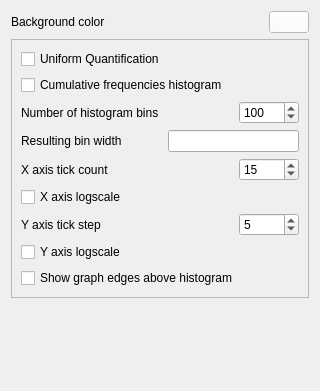
Old version of the form plugins/view/HistogramView/HistoOptionsWidget.ui in the repository jalamao/tulip-1.
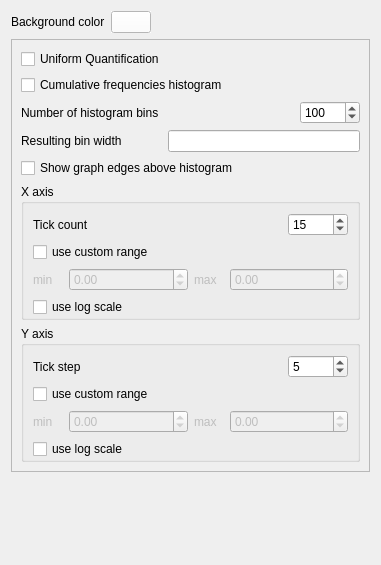
New version of the form.

Commit message: allow to specify custom range of values for X/Y axes (thanks to J. Vallet)

What changed in the file:
```diff
--- a/plugins/view/HistogramView/HistoOptionsWidget.ui
+++ b/plugins/view/HistogramView/HistoOptionsWidget.ui
@@ -6,8 +6,8 @@
    <rect>
     <x>0</x>
     <y>0</y>
-    <width>320</width>
-    <height>391</height>
+    <width>381</width>
+    <height>565</height>
    </rect>
   </property>
   <property name="windowTitle">
@@ -23,19 +23,6 @@
        </property>
       </widget>
      </item>
-     <item>
-      <spacer name="horizontalSpacer_4">
-       <property name="orientation">
-        <enum>Qt::Horizontal</enum>
-       </property>
-       <property name="sizeHint" stdset="0">
-        <size>
-         <width>40</width>
-         <height>20</height>
-        </size>
-       </property>
-      </spacer>
-     </item>
      <item>
       <widget class="QPushButton" name="backColorButton">
        <property name="palette">
@@ -137,6 +124,19 @@
        </property>
       </widget>
      </item>
+     <item>
+      <spacer name="horizontalSpacer_4">
+       <property name="orientation">
+        <enum>Qt::Horizontal</enum>
+       </property>
+       <property name="sizeHint" stdset="0">
+        <size>
+         <width>40</width>
+         <height>20</height>
+        </size>
+       </property>
+      </spacer>
+     </item>
     </layout>
    </item>
    <item>
@@ -242,11 +242,30 @@
        </layout>
       </item>
       <item>
+       <widget class="QCheckBox" name="showEdgesCB">
+        <property name="toolTip">
+         <string>displays the edges existing between each bin</string>
+        </property>
+        <property name="text">
+         <string>Show graph edges above histogram</string>
+        </property>
+       </widget>
+      </item>
+      <item>
+       <widget class="QGroupBox" name="xAxisGroupBox">
+        <property name="title">
+         <string>X axis</string>
+        </property>
+        <layout class="QVBoxLayout" name="verticalLayout_3">
+         <property name="bottomMargin">
+          <number>0</number>
+         </property>
+         <item>
        <layout class="QHBoxLayout" name="horizontalLayout_3">
         <item>
          <widget class="QLabel" name="label_2">
           <property name="text">
-           <string>X axis tick count</string>
+              <string>Tick count</string>
           </property>
          </widget>
         </item>
@@ -274,19 +293,103 @@
         </item>
        </layout>
       </item>
+         <item>
+          <widget class="QCheckBox" name="useXScaleCheckBox">
+           <property name="toolTip">
+            <string>indicates a specific range of values along the X axis</string>
+           </property>
+           <property name="text">
+            <string>use custom range</string>
+           </property>
+          </widget>
+         </item>
+         <item>
+          <layout class="QHBoxLayout" name="horizontalLayout_9">
+           <item>
+            <widget class="QLabel" name="useXMinLabel">
+             <property name="enabled">
+              <bool>false</bool>
+             </property>
+             <property name="maximumSize">
+              <size>
+               <width>30</width>
+               <height>16777215</height>
+              </size>
+             </property>
+             <property name="text">
+              <string>min</string>
+             </property>
+            </widget>
+           </item>
+           <item>
+            <widget class="QDoubleSpinBox" name="useXMinSpinBox">
+             <property name="enabled">
+              <bool>false</bool>
+             </property>
+             <property name="minimum">
+              <double>-99990000.000000000000000</double>
+             </property>
+             <property name="maximum">
+              <double>99990000.000000000000000</double>
+             </property>
+            </widget>
+           </item>
+           <item>
+            <widget class="QLabel" name="useXMaxLabel">
+             <property name="enabled">
+              <bool>false</bool>
+             </property>
+             <property name="maximumSize">
+              <size>
+               <width>30</width>
+               <height>16777215</height>
+              </size>
+             </property>
+             <property name="text">
+              <string>max</string>
+             </property>
+            </widget>
+           </item>
+           <item>
+            <widget class="QDoubleSpinBox" name="useXMaxSpinBox">
+             <property name="enabled">
+              <bool>false</bool>
+             </property>
+             <property name="minimum">
+              <double>-99990000.000000000000000</double>
+             </property>
+             <property name="maximum">
+              <double>99990000.000000000000000</double>
+             </property>
+            </widget>
+           </item>
+          </layout>
+         </item>
       <item>
        <widget class="QCheckBox" name="xAxisLogscale">
         <property name="text">
-         <string>X axis logscale</string>
+            <string>use log scale</string>
         </property>
        </widget>
       </item>
+        </layout>
+       </widget>
+      </item>
+      <item>
+       <widget class="QGroupBox" name="yAxisGroupBox">
+        <property name="title">
+         <string>Y axis</string>
+        </property>
+        <layout class="QVBoxLayout" name="verticalLayout_5">
+         <property name="bottomMargin">
+          <number>0</number>
+         </property>
       <item>
        <layout class="QHBoxLayout" name="horizontalLayout_4">
         <item>
          <widget class="QLabel" name="label_3">
           <property name="text">
-           <string>Y axis tick step</string>
+              <string>Tick step</string>
           </property>
          </widget>
         </item>
@@ -308,18 +411,95 @@
         </item>
        </layout>
       </item>
+         <item>
+          <widget class="QCheckBox" name="useYScaleCheckBox">
+           <property name="toolTip">
+            <string>indicates a specific range of values along the Y axis</string>
+           </property>
+           <property name="text">
+            <string>use custom range</string>
+           </property>
+          </widget>
+         </item>
+         <item>
+          <layout class="QHBoxLayout" name="horizontalLayout_10">
+           <item>
+            <widget class="QLabel" name="useYMinLabel">
+             <property name="enabled">
+              <bool>false</bool>
+             </property>
+             <property name="maximumSize">
+              <size>
+               <width>30</width>
+               <height>16777215</height>
+              </size>
+             </property>
+             <property name="text">
+              <string>min</string>
+             </property>
+            </widget>
+           </item>
+           <item>
+            <widget class="QDoubleSpinBox" name="useYMinSpinBox">
+             <property name="enabled">
+              <bool>false</bool>
+             </property>
+             <property name="minimum">
+              <double>-99990000.000000000000000</double>
+             </property>
+             <property name="maximum">
+              <double>99990000.000000000000000</double>
+             </property>
+            </widget>
+           </item>
+           <item>
+            <widget class="QLabel" name="useYMaxLabel">
+             <property name="enabled">
+              <bool>false</bool>
+             </property>
+             <property name="maximumSize">
+              <size>
+               <width>30</width>
+               <height>16777215</height>
+              </size>
+             </property>
+             <property name="text">
+              <string>max</string>
+             </property>
+            </widget>
+           </item>
+           <item>
+            <widget class="QDoubleSpinBox" name="useYMaxSpinBox">
+             <property name="enabled">
+              <bool>false</bool>
+             </property>
+             <property name="minimum">
+              <double>-99990000.000000000000000</double>
+             </property>
+             <property name="maximum">
+              <double>99990000.000000000000000</double>
+             </property>
+            </widget>
+           </item>
+          </layout>
+         </item>
       <item>
        <widget class="QCheckBox" name="yAxisLogscale">
+           <property name="font">
+            <font>
+             <weight>50</weight>
+             <bold>false</bold>
+            </font>
+           </property>
+           <property name="toolTip">
+            <string>applies a logarithm scale on the Y axis</string>
+           </property>
         <property name="text">
-         <string>Y axis logscale</string>
+            <string>use log scale</string>
         </property>
        </widget>
       </item>
-      <item>
-       <widget class="QCheckBox" name="showEdgesCB">
-        <property name="text">
-         <string>Show graph edges above histogram</string>
-        </property>
+        </layout>
        </widget>
       </item>
      </layout>
@@ -333,7 +513,7 @@
      <property name="sizeHint" stdset="0">
       <size>
        <width>20</width>
-       <height>246</height>
+       <height>40</height>
       </size>
      </property>
     </spacer>
```
Left out of the diff: 33 changed lines with no effect on the pictures. Lines whose indentation alone changed are shown as unchanged. The commit also changes 5 other files.
